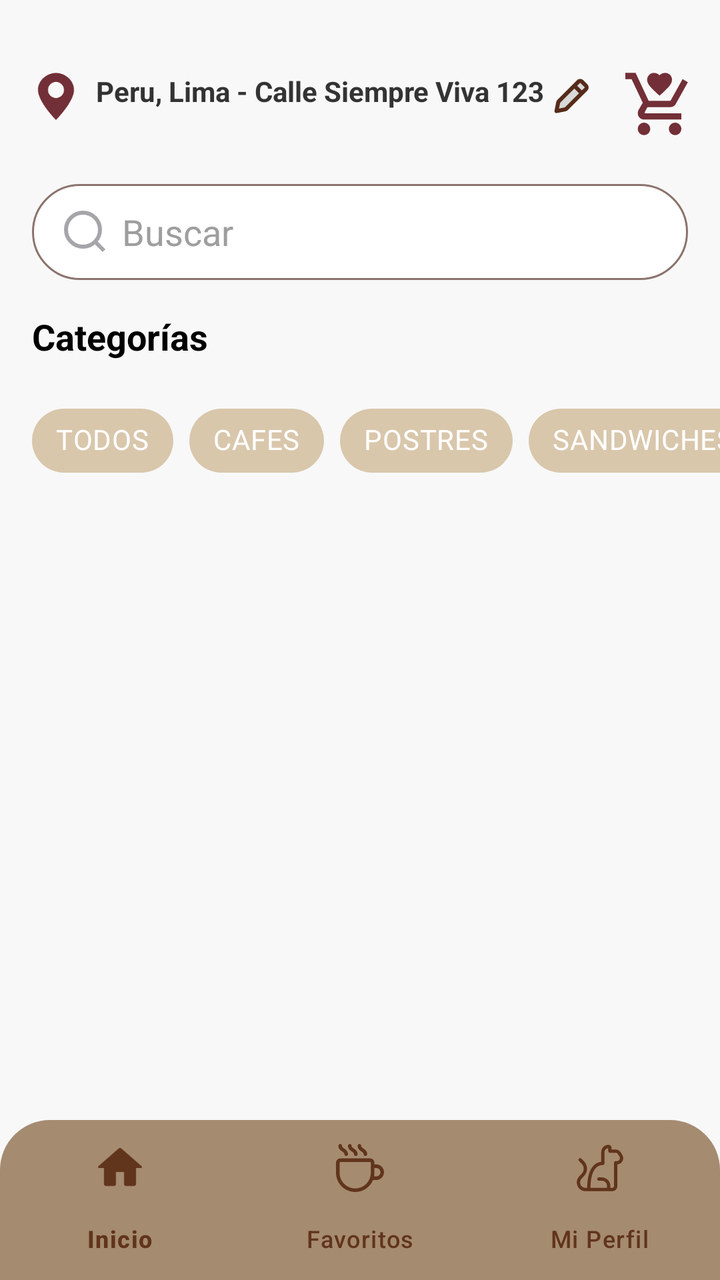
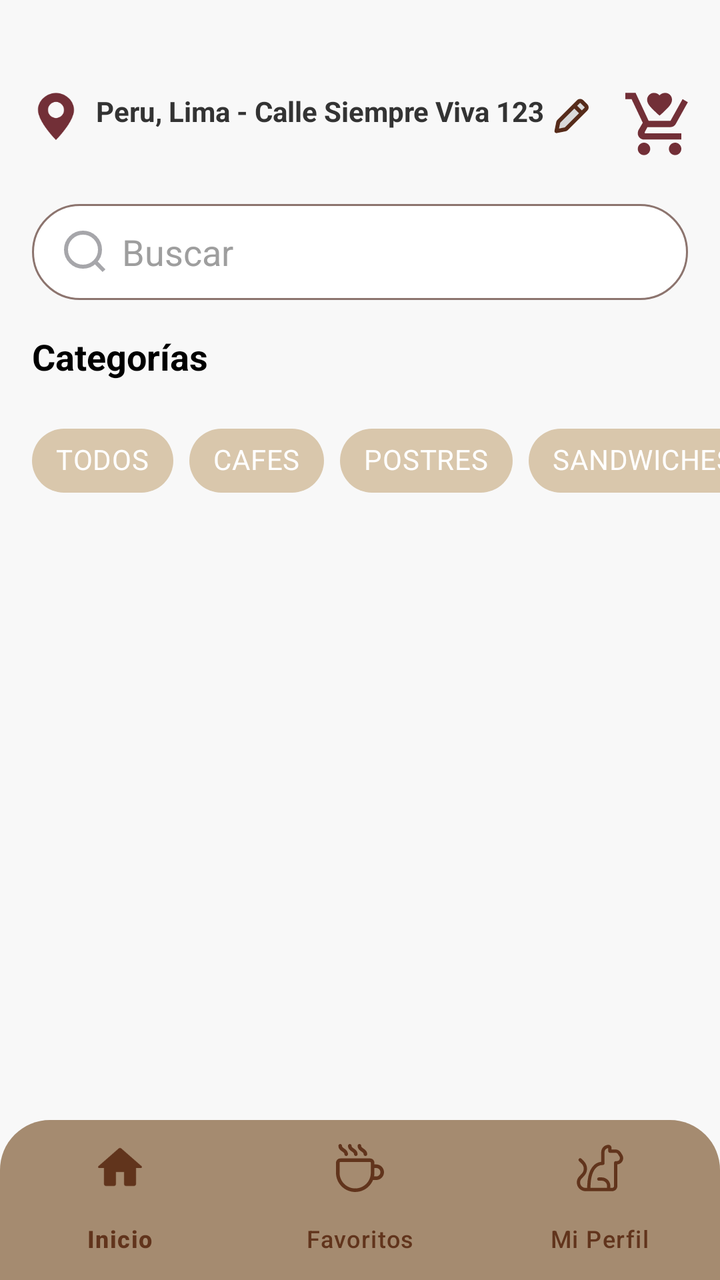

Compare the two renders of this Android layout. The source of the first and the diff that turns it into the second are given below.
<!-- AndroidManifest.xml: application theme Theme.MyAppFirebaseAuth -->
<!-- res/layout/activity_inicio.xml -->
<?xml version="1.0" encoding="utf-8"?>
<androidx.constraintlayout.widget.ConstraintLayout xmlns:android="http://schemas.android.com/apk/res/android"
    xmlns:app="http://schemas.android.com/apk/res-auto"
    xmlns:tools="http://schemas.android.com/tools"
    android:layout_width="match_parent"
    android:layout_height="match_parent"
    android:background="#F8F8F8"
    tools:context=".MainActivity">

    
    <LinearLayout
        android:id="@+id/topBar"
        android:layout_width="match_parent"
        android:layout_height="wrap_content"
        android:orientation="horizontal"
        android:layout_marginTop="20dp"
        android:padding="16dp"
        app:layout_constraintEnd_toEndOf="parent"
        app:layout_constraintStart_toStartOf="parent"
        app:layout_constraintTop_toTopOf="parent">

        <LinearLayout
            android:layout_width="0dp"
            android:layout_height="wrap_content"
            android:layout_weight="1"
            android:orientation="horizontal">

            <ImageView
                android:layout_width="24dp"
                android:layout_height="24dp"
                android:src="@drawable/ic_location"
                app:tint="#722F37" />

            <TextView
                android:layout_width="wrap_content"
                android:layout_height="wrap_content"
                android:layout_marginStart="8dp"
                android:text="Peru, Lima - Calle Siempre Viva 123"
                android:textColor="#333333"
                android:textSize="14sp"
                android:textStyle="bold" />

            <ImageView
                android:id="@+id/edit_location"
                android:layout_width="18dp"
                android:layout_height="18dp"
                android:layout_marginStart="4dp"
                android:layout_gravity="center_vertical"
                android:src="@drawable/ic_pencil" />
        </LinearLayout>

        <ImageView
            android:id="@+id/carrito_compras"
            android:layout_width="32dp"
            android:layout_height="32dp"
            android:src="@drawable/ic_cart"
            app:tint="#722F37" />
    </LinearLayout>

    
    <EditText
        android:id="@+id/searchBar"
        android:layout_width="match_parent"
        android:layout_height="48dp"
        android:layout_marginStart="16dp"
        android:layout_marginTop="8dp"
        android:layout_marginEnd="16dp"
        android:background="@drawable/search_background"
        android:drawableStart="@drawable/ic_search"
        android:drawablePadding="8dp"
        android:hint="Buscar"
        android:paddingStart="16dp"
        android:paddingEnd="16dp"
        android:textColorHint="#9E9E9E"
        app:layout_constraintEnd_toEndOf="parent"
        app:layout_constraintStart_toStartOf="parent"
        app:layout_constraintTop_toBottomOf="@+id/topBar" />

    
    <TextView
        android:id="@+id/textCategories"
        android:layout_width="wrap_content"
        android:layout_height="wrap_content"
        android:layout_marginStart="16dp"
        android:layout_marginTop="16dp"
        android:text="Categorías"
        android:textColor="#000000"
        android:textSize="18sp"
        android:textStyle="bold"
        app:layout_constraintStart_toStartOf="parent"
        app:layout_constraintTop_toBottomOf="@+id/searchBar" />

    
    <HorizontalScrollView
        android:id="@+id/categoryScroll"
        android:layout_width="match_parent"
        android:layout_height="wrap_content"
        android:layout_marginTop="16dp"
        android:scrollbars="none"
        app:layout_constraintEnd_toEndOf="parent"
        app:layout_constraintStart_toStartOf="parent"
        app:layout_constraintTop_toBottomOf="@+id/textCategories">

        <com.google.android.material.chip.ChipGroup
            android:id="@+id/categoryChipGroup"
            android:layout_width="wrap_content"
            android:layout_height="wrap_content"
            android:paddingStart="16dp"
            android:paddingEnd="16dp"
            app:singleLine="true"
            app:singleSelection="true">

            <com.google.android.material.chip.Chip
                android:id="@+id/chipAll"
                style="@style/Widget.MaterialComponents.Chip.Choice"
                android:layout_width="wrap_content"
                android:layout_height="wrap_content"
                android:text="TODOS"
                android:textColor="#FFFFFF"
                app:chipBackgroundColor="@color/chip_background_normal" />


            <com.google.android.material.chip.Chip
                android:id="@+id/chipCafes"
                style="@style/Widget.MaterialComponents.Chip.Choice"
                android:layout_width="wrap_content"
                android:layout_height="wrap_content"
                android:text="CAFES"
                android:textColor="#FFFFFF"
                app:chipBackgroundColor="@color/chip_background_normal" />



            <com.google.android.material.chip.Chip
                android:id="@+id/chipPostres"
                style="@style/Widget.MaterialComponents.Chip.Choice"
                android:layout_width="wrap_content"
                android:layout_height="wrap_content"
                android:text="POSTRES"
                android:textColor="#FFFFFF"
                app:chipBackgroundColor="@color/chip_background_normal" />

            <com.google.android.material.chip.Chip
                android:id="@+id/chipSandwiches"
                style="@style/Widget.MaterialComponents.Chip.Choice"
                android:layout_width="wrap_content"
                android:layout_height="wrap_content"
                android:text="SANDWICHES"
                android:textColor="#FFFFFF"
                app:chipBackgroundColor="@color/chip_background_normal" />
        </com.google.android.material.chip.ChipGroup>
    </HorizontalScrollView>

    
    <androidx.recyclerview.widget.RecyclerView

        android:id="@+id/productRecyclerView"
        android:layout_width="match_parent"
        android:layout_height="0dp"
        android:layout_marginTop="16dp"
        android:clipToPadding="false"
        android:paddingBottom="80dp"
        app:layout_constraintBottom_toBottomOf="parent"
        app:layout_constraintEnd_toEndOf="parent"
        app:layout_constraintStart_toStartOf="parent"
        app:layout_constraintTop_toBottomOf="@+id/categoryScroll"
        />

    
    <com.google.android.material.bottomnavigation.BottomNavigationView
        android:id="@+id/bottomNavigation"
        android:layout_width="match_parent"
        android:layout_height="wrap_content"
        android:background="@drawable/navigation_background"
        app:itemIconTint="@color/bottom_nav_item_color"
        app:itemTextColor="@color/bottom_nav_item_color"
        app:layout_constraintBottom_toBottomOf="parent"
        app:layout_constraintEnd_toEndOf="parent"
        app:layout_constraintStart_toStartOf="parent"
        app:menu="@menu/bottom_navigation_menu"
        />

</androidx.constraintlayout.widget.ConstraintLayout>
<!-- resources referenced by this layout -->
<resources>
  <color name="chip_background_normal">#D9C7AC</color>
  <!-- drawable ic_cart (drawable) -->
  <vector xmlns:android="http://schemas.android.com/apk/res/android"
      android:width="36dp"
      android:height="36dp"
      android:viewportWidth="36"
      android:viewportHeight="36">
    <path
        android:pathData="M14.75,32C14.75,33.925 13.175,35.5 11.25,35.5C9.325,35.5 7.75,33.925 7.75,32C7.75,30.075 9.325,28.5 11.25,28.5C13.175,28.5 14.75,30.075 14.75,32ZM28.75,28.5C26.825,28.5 25.25,30.075 25.25,32C25.25,33.925 26.825,35.5 28.75,35.5C30.675,35.5 32.25,33.925 32.25,32C32.25,30.075 30.675,28.5 28.75,28.5ZM11.6,22.9V22.725L13.175,19.75H26.125C27.35,19.75 28.575,19.05 29.1,18L35.925,5.75L32.95,4L26.125,16.25H13.875L6.525,0.5H0.75V4H4.25L10.55,17.3L8.1,21.5C7.925,22.025 7.75,22.55 7.75,23.25C7.75,25.175 9.325,26.75 11.25,26.75H32.25V23.25H11.95C11.775,23.25 11.6,23.075 11.6,22.9ZM20,13.275L18.95,12.4C15.45,9.075 13,6.975 13,4.35C13,2.25 14.75,0.5 16.85,0.5C18.075,0.5 19.3,1.025 20,1.9C20.7,1.025 21.925,0.5 23.15,0.5C25.25,0.5 27,2.075 27,4.35C27,6.975 24.55,9.075 21.05,12.4L20,13.275Z"
        android:fillColor="#34240C"/>
  </vector>
  <!-- drawable ic_location: png bitmap (drawable, 2433 bytes) -->
  <!-- drawable ic_pencil (drawable) -->
  <vector xmlns:android="http://schemas.android.com/apk/res/android"
      android:width="18dp"
      android:height="18dp"
      android:viewportWidth="18"
      android:viewportHeight="18">
    <path
        android:pathData="M12.881,1.8C13.349,1.331 14.109,1.331 14.578,1.799L16.648,3.867C17.117,4.336 17.117,5.096 16.649,5.565L6.875,15.344C6.708,15.511 6.495,15.625 6.263,15.672L1.897,16.552L2.779,12.191C2.825,11.96 2.939,11.747 3.106,11.58L12.881,1.8Z"
        android:fillColor="#D9D9D9"
        android:fillType="evenOdd"/>
    <path
        android:pathData="M10.897,3.952L14.497,7.552M1.897,16.552L6.263,15.672C6.495,15.625 6.708,15.511 6.875,15.344L16.649,5.565C17.117,5.096 17.117,4.336 16.648,3.867L14.578,1.799C14.109,1.331 13.349,1.331 12.881,1.8L3.106,11.58C2.939,11.747 2.825,11.96 2.779,12.191L1.897,16.552Z"
        android:strokeLineJoin="round"
        android:strokeWidth="2"
        android:fillColor="#00000000"
        android:strokeColor="#562B1A"
        android:strokeLineCap="round"/>
  </vector>
  <!-- drawable ic_search (drawable) -->
  <vector xmlns:android="http://schemas.android.com/apk/res/android"
      android:width="21dp"
      android:height="21dp"
      android:viewportWidth="21"
      android:viewportHeight="21">
    <path
        android:pathData="M20,20L15.514,15.506L20,20ZM18,9.5C18,11.754 17.104,13.916 15.51,15.51C13.916,17.104 11.754,18 9.5,18C7.246,18 5.084,17.104 3.49,15.51C1.896,13.916 1,11.754 1,9.5C1,7.246 1.896,5.084 3.49,3.49C5.084,1.896 7.246,1 9.5,1C11.754,1 13.916,1.896 15.51,3.49C17.104,5.084 18,7.246 18,9.5V9.5Z"
        android:strokeWidth="2"
        android:fillColor="#00000000"
        android:strokeColor="#A6A6AA"
        android:strokeLineCap="round"/>
  </vector>
  <!-- drawable navigation_background (drawable) -->
  <shape xmlns:android="http://schemas.android.com/apk/res/android"
      android:shape="rectangle">
      <solid android:color="#A58B70" /> 
      <corners android:topLeftRadius="25dp"
          android:topRightRadius="25dp"/> 
  </shape>
  <!-- drawable search_background (drawable) -->
  <?xml version="1.0" encoding="utf-8"?>
  <shape xmlns:android="http://schemas.android.com/apk/res/android"
      android:shape="rectangle">
      <solid android:color="#FFFFFF" />
      <corners android:radius="24dp" />
      <stroke
          android:width="1dp"
          android:color="#8C746E" />
  </shape>
  <style name="Theme.MyAppFirebaseAuth" parent="Base.Theme.MyAppFirebaseAuth" />
  <style name="Base.Theme.MyAppFirebaseAuth" parent="Theme.Material3.DayNight.NoActionBar">
          
          
      </style>
</resources>

<!-- the commit's change to res/layout/activity_inicio.xml (unified diff, before → after) -->
@@ -13,7 +13,7 @@
         android:layout_width="match_parent"
         android:layout_height="wrap_content"
         android:orientation="horizontal"
-        android:layout_marginTop="20dp"
+        android:layout_marginTop="30dp"
         android:padding="16dp"
         app:layout_constraintEnd_toEndOf="parent"
         app:layout_constraintStart_toStartOf="parent"
